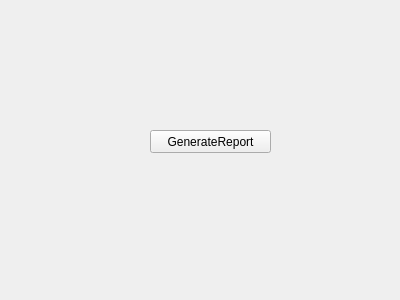
Before: the Qt Designer form ZBarCodeReader/reportgenerator.ui in UAV-Concordia/Report-Builder, drawn with Qt 5.
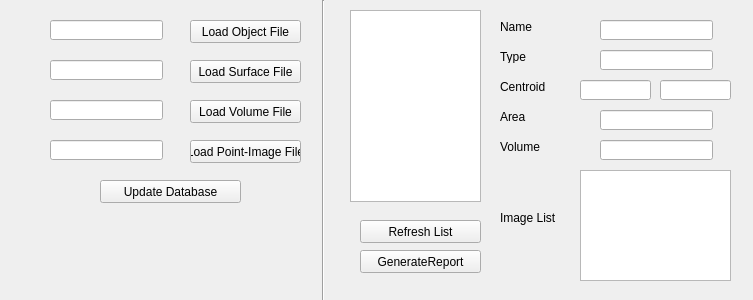
After: the same form once the commit is applied.

Commit message: report building UI, still need to connect parsing to XML database

Diff of the .ui file:
```diff
--- a/ZBarCodeReader/reportgenerator.ui
+++ b/ZBarCodeReader/reportgenerator.ui
@@ -6,7 +6,7 @@
    <rect>
     <x>0</x>
     <y>0</y>
-    <width>400</width>
+    <width>753</width>
     <height>300</height>
    </rect>
   </property>
@@ -16,8 +16,8 @@
   <widget class="QPushButton" name="generateReport">
    <property name="geometry">
     <rect>
-     <x>150</x>
-     <y>130</y>
+     <x>360</x>
+     <y>250</y>
      <width>121</width>
      <height>23</height>
     </rect>
@@ -26,6 +26,310 @@
     <string>GenerateReport</string>
    </property>
   </widget>
+  <widget class="QPushButton" name="loadObjectFileButton">
+   <property name="geometry">
+    <rect>
+     <x>190</x>
+     <y>20</y>
+     <width>111</width>
+     <height>23</height>
+    </rect>
+   </property>
+   <property name="text">
+    <string>Load Object File</string>
+   </property>
+  </widget>
+  <widget class="QPushButton" name="loadSurfaceFileButton">
+   <property name="geometry">
+    <rect>
+     <x>190</x>
+     <y>60</y>
+     <width>111</width>
+     <height>23</height>
+    </rect>
+   </property>
+   <property name="text">
+    <string>Load Surface File</string>
+   </property>
+  </widget>
+  <widget class="QPushButton" name="loadPointImageFile_2">
+   <property name="geometry">
+    <rect>
+     <x>190</x>
+     <y>140</y>
+     <width>111</width>
+     <height>23</height>
+    </rect>
+   </property>
+   <property name="text">
+    <string>Load Point-Image File</string>
+   </property>
+  </widget>
+  <widget class="QLineEdit" name="objectFileLineEdit">
+   <property name="geometry">
+    <rect>
+     <x>50</x>
+     <y>20</y>
+     <width>113</width>
+     <height>20</height>
+    </rect>
+   </property>
+  </widget>
+  <widget class="QLineEdit" name="surfaceFileLineEdit">
+   <property name="geometry">
+    <rect>
+     <x>50</x>
+     <y>60</y>
+     <width>113</width>
+     <height>20</height>
+    </rect>
+   </property>
+  </widget>
+  <widget class="QLineEdit" name="volumeFileLineEdit">
+   <property name="geometry">
+    <rect>
+     <x>50</x>
+     <y>100</y>
+     <width>113</width>
+     <height>20</height>
+    </rect>
+   </property>
+  </widget>
+  <widget class="QPushButton" name="loadVolumeFile">
+   <property name="geometry">
+    <rect>
+     <x>190</x>
+     <y>100</y>
+     <width>111</width>
+     <height>23</height>
+    </rect>
+   </property>
+   <property name="text">
+    <string>Load Volume File</string>
+   </property>
+  </widget>
+  <widget class="QLineEdit" name="pointImageFileLineEdit">
+   <property name="geometry">
+    <rect>
+     <x>50</x>
+     <y>140</y>
+     <width>113</width>
+     <height>20</height>
+    </rect>
+   </property>
+  </widget>
+  <widget class="Line" name="line">
+   <property name="geometry">
+    <rect>
+     <x>313</x>
+     <y>0</y>
+     <width>20</width>
+     <height>301</height>
+    </rect>
+   </property>
+   <property name="orientation">
+    <enum>Qt::Vertical</enum>
+   </property>
+  </widget>
+  <widget class="QListWidget" name="featureList">
+   <property name="geometry">
+    <rect>
+     <x>350</x>
+     <y>10</y>
+     <width>131</width>
+     <height>192</height>
+    </rect>
+   </property>
+  </widget>
+  <widget class="QLineEdit" name="featureNameLineEdit">
+   <property name="geometry">
+    <rect>
+     <x>600</x>
+     <y>20</y>
+     <width>113</width>
+     <height>20</height>
+    </rect>
+   </property>
+  </widget>
+  <widget class="QLabel" name="label">
+   <property name="geometry">
+    <rect>
+     <x>500</x>
+     <y>20</y>
+     <width>47</width>
+     <height>13</height>
+    </rect>
+   </property>
+   <property name="text">
+    <string>Name</string>
+   </property>
+  </widget>
+  <widget class="QLineEdit" name="featureTypeLineEdit">
+   <property name="geometry">
+    <rect>
+     <x>600</x>
+     <y>50</y>
+     <width>113</width>
+     <height>20</height>
+    </rect>
+   </property>
+   <property name="text">
+    <string/>
+   </property>
+  </widget>
+  <widget class="QLabel" name="label_2">
+   <property name="geometry">
+    <rect>
+     <x>500</x>
+     <y>50</y>
+     <width>47</width>
+     <height>13</height>
+    </rect>
+   </property>
+   <property name="text">
+    <string>Type</string>
+   </property>
+  </widget>
+  <widget class="QLabel" name="label_3">
+   <property name="geometry">
+    <rect>
+     <x>500</x>
+     <y>80</y>
+     <width>47</width>
+     <height>13</height>
+    </rect>
+   </property>
+   <property name="text">
+    <string>Centroid</string>
+   </property>
+  </widget>
+  <widget class="QLineEdit" name="featureCentroidLatLineEdit">
+   <property name="geometry">
+    <rect>
+     <x>580</x>
+     <y>80</y>
+     <width>71</width>
+     <height>20</height>
+    </rect>
+   </property>
+   <property name="text">
+    <string/>
+   </property>
+  </widget>
+  <widget class="QLineEdit" name="featureCentroidLonLineEdit">
+   <property name="geometry">
+    <rect>
+     <x>660</x>
+     <y>80</y>
+     <width>71</width>
+     <height>20</height>
+    </rect>
+   </property>
+   <property name="text">
+    <string/>
+   </property>
+  </widget>
+  <widget class="QLabel" name="label_4">
+   <property name="geometry">
+    <rect>
+     <x>500</x>
+     <y>110</y>
+     <width>47</width>
+     <height>13</height>
+    </rect>
+   </property>
+   <property name="text">
+    <string>Area</string>
+   </property>
+  </widget>
+  <widget class="QLineEdit" name="featureAreaLineEdit">
+   <property name="geometry">
+    <rect>
+     <x>600</x>
+     <y>110</y>
+     <width>113</width>
+     <height>20</height>
+    </rect>
+   </property>
+   <property name="text">
+    <string/>
+   </property>
+  </widget>
+  <widget class="QLabel" name="label_5">
+   <property name="geometry">
+    <rect>
+     <x>500</x>
+     <y>140</y>
+     <width>47</width>
+     <height>13</height>
+    </rect>
+   </property>
+   <property name="text">
+    <string>Volume</string>
+   </property>
+  </widget>
+  <widget class="QLineEdit" name="featureVolumeLineEdit">
+   <property name="geometry">
+    <rect>
+     <x>600</x>
+     <y>140</y>
+     <width>113</width>
+     <height>20</height>
+    </rect>
+   </property>
+   <property name="text">
+    <string/>
+   </property>
+  </widget>
+  <widget class="QLabel" name="label_6">
+   <property name="geometry">
+    <rect>
+     <x>500</x>
+     <y>210</y>
+     <width>81</width>
+     <height>16</height>
+    </rect>
+   </property>
+   <property name="text">
+    <string>Image List</string>
+   </property>
+  </widget>
+  <widget class="QListWidget" name="imageList">
+   <property name="geometry">
+    <rect>
+     <x>580</x>
+     <y>170</y>
+     <width>151</width>
+     <height>111</height>
+    </rect>
+   </property>
+  </widget>
+  <widget class="QPushButton" name="pushButton">
+   <property name="geometry">
+    <rect>
+     <x>100</x>
+     <y>180</y>
+     <width>141</width>
+     <height>23</height>
+    </rect>
+   </property>
+   <property name="text">
+    <string>Update Database</string>
+   </property>
+  </widget>
+  <widget class="QPushButton" name="refreshListButton">
+   <property name="geometry">
+    <rect>
+     <x>360</x>
+     <y>220</y>
+     <width>121</width>
+     <height>23</height>
+    </rect>
+   </property>
+   <property name="text">
+    <string>Refresh List</string>
+   </property>
+  </widget>
  </widget>
  <resources/>
  <connections/>
```
The commit also changes 48 other files.
